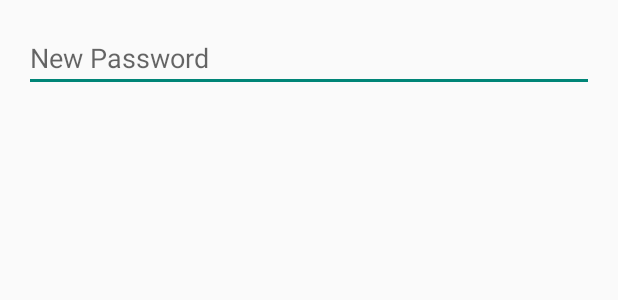
After one commit to bilgehandk/ManBox, an Android app: the layout fragment_change_password.xml on its own in the app's theme, with its tools: preview values and no code run, on a phone screen of 412 x 824 dp. The commit adds this screen. Shown: the top 300 px of the screen. Run offline under Robolectric (Android 15) with nearby library versions, the phone set to English and light mode, and no system bars.

Commit message:
Merge remote-tracking branch 'origin/main'

```diff
--- a/app/build.gradle.kts
+++ b/app/build.gradle.kts
@@ -52,6 +52,7 @@ dependencies {
     implementation("androidx.constraintlayout:constraintlayout:2.1.4")
     implementation("androidx.navigation:navigation-fragment-ktx:2.3.5")
     implementation("androidx.recyclerview:recyclerview:1.3.2")
+    implementation("androidx.work:work-runtime-ktx:2.9.0")
     testImplementation("junit:junit:4.13.2")
     androidTestImplementation("androidx.test.ext:junit:1.1.5")
     androidTestImplementation("androidx.test.espresso:espresso-core:3.5.1")
@@ -82,5 +83,7 @@ dependencies {
 
     implementation("com.journeyapps:zxing-android-embedded:4.3.0")
     implementation ("com.google.zxing:core:3.3.0")
+    implementation ("androidx.work:work-runtime:2.7.1")
+
 
 }
--- a/app/src/main/AndroidManifest.xml
+++ b/app/src/main/AndroidManifest.xml
@@ -14,6 +14,10 @@
         android:supportsRtl="true"
         android:theme="@style/Theme.ManBox"
         tools:targetApi="31">
+        <meta-data
+            android:name="com.google.android.actions"
+            android:resource="@layout/fragment_change_password" />
+
         <activity
             android:name=".WeatherActivity"
             android:exported="false" />
--- a/app/src/main/java/com/bilgehandemirkaya/manbox/database/LoginDB/LoginDao.kt
+++ b/app/src/main/java/com/bilgehandemirkaya/manbox/database/LoginDB/LoginDao.kt
@@ -35,6 +35,11 @@ interface LoginDao {
     @Insert(onConflict = OnConflictStrategy.REPLACE)
     fun insertAllLogins(logins: List<Login>)
 
+    // LoginDao.kt
+
+    @Query("UPDATE ${Constants.LOGINTABLE} SET password = :newPassword WHERE username_mail = :username")
+    suspend fun changePassword(username: String, newPassword: String)
+
     @Query("SELECT * FROM ${Constants.LOGINTABLE} WHERE username_mail = :username AND password = :password")
     fun getLoginByUsernameAndPassword(username: String, password: String): LiveData<Login?>
 
--- /dev/null
+++ b/app/src/main/res/layout/fragment_change_password.xml
@@ -0,0 +1,17 @@
+<?xml version="1.0" encoding="utf-8"?>
+<!-- res/layout/fragment_change_password.xml -->
+
+<LinearLayout xmlns:android="http://schemas.android.com/apk/res/android"
+    android:layout_width="match_parent"
+    android:layout_height="wrap_content"
+    android:orientation="vertical"
+    android:padding="16dp">
+
+    <EditText
+        android:id="@+id/newPasswordEditText"
+        android:layout_width="match_parent"
+        android:layout_height="wrap_content"
+        android:hint="New Password"
+        android:inputType="textPassword"/>
+
+</LinearLayout>
```
Also changed, not shown: app/src/main/java/com/bilgehandemirkaya/manbox/AccountActivity.kt (+12 -2 lines), app/src/main/java/com/bilgehandemirkaya/manbox/Fragment/ChangePasswordDialogFragment.kt (added, +45 -0 lines), app/src/main/java/com/bilgehandemirkaya/manbox/MainActivity.kt (+14 -3 lines), app/src/main/java/com/bilgehandemirkaya/manbox/WorkManager/MyWorker.kt (added, +49 -0 lines), app/src/main/java/com/bilgehandemirkaya/manbox/database/LoginDB/LoginRepository.kt (+7 -0 lines), app/src/main/java/com/bilgehandemirkaya/manbox/database/LoginDB/LoginViewModel.kt (+13 -0 lines), 1 other file.
